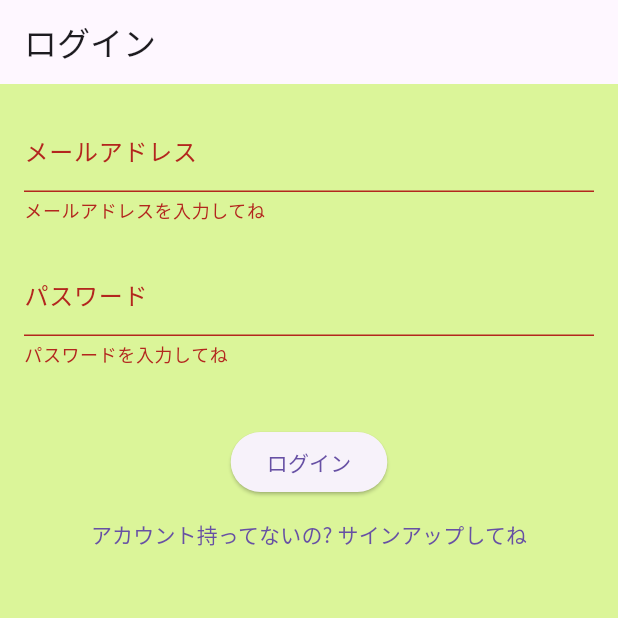
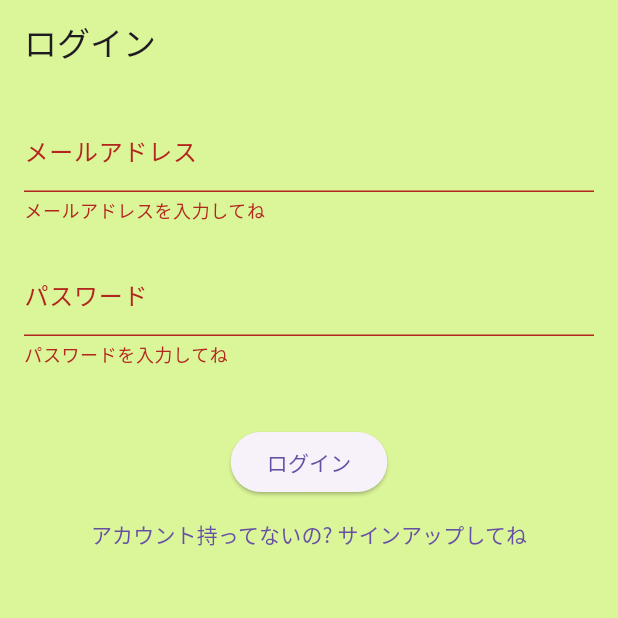
Before and after one commit to tatsurou9003/Veggie-Gourmet-AWS-CDK, a Flutter app: the screen it shows after launch, after a tap on "ログイン", on a phone screen of 412 x 824 dp, the top half of it. Run offline on Flutter 3.47's test engine with Material 3 defaults, Android fonts, the phone set to English and light mode, and no system bars; our stand-ins replace flutter_dotenv; missing offline and left inert: amazon_cognito_identity_dart_2.

Commit message:
login indicator

```diff
--- a/ui/lib/presentation/screens/login_page.dart
+++ b/ui/lib/presentation/screens/login_page.dart
@@ -16,6 +16,7 @@ class _LoginPageState extends State<LoginPage> {
   final _emailController = TextEditingController();
   final _passwordController = TextEditingController();
   bool _isLogin = true;
+  bool _isLoading = false;
 
   @override
   void dispose() {
@@ -26,6 +27,10 @@ class _LoginPageState extends State<LoginPage> {
 
   void _submitForm() async {
     if (_formKey.currentState!.validate()) {
+      setState(() {
+        _isLoading = true;
+      });
+      try {
         final email = _emailController.text;
         final password = _passwordController.text;
 
@@ -54,9 +59,14 @@ class _LoginPageState extends State<LoginPage> {
             );
           } else {
             ScaffoldMessenger.of(context).showSnackBar(
-            SnackBar(content: Text('${signUpResult}')),
+              const SnackBar(content: Text('サインアップに失敗しました')),
             );
           }
+        }
+      } finally {
+        setState(() {
+          _isLoading = false;
+        });
       }
     }
   }
@@ -89,8 +99,11 @@ class _LoginPageState extends State<LoginPage> {
         backgroundColor: const Color.fromARGB(255, 219, 245, 153),
         appBar: AppBar(
           title: Text(_isLogin ? 'ログイン' : 'サインアップ'),
+          backgroundColor: const Color.fromARGB(255, 219, 245, 153),
         ),
-        body: Form(
+        body: _isLoading
+            ? const Center(child: CircularProgressIndicator())
+            : Form(
                 key: _formKey,
                 child: Padding(
                   padding: const EdgeInsets.all(16.0),
@@ -99,7 +112,8 @@ class _LoginPageState extends State<LoginPage> {
                       children: [
                         TextFormField(
                           controller: _emailController,
-                    decoration: const InputDecoration(labelText: 'メールアドレス'),
+                          decoration:
+                              const InputDecoration(labelText: 'メールアドレス'),
                           keyboardType: TextInputType.emailAddress,
                           validator: (value) {
                             if (value == null || value.isEmpty) {
```
Lines whose indentation alone changed are shown as unchanged.
